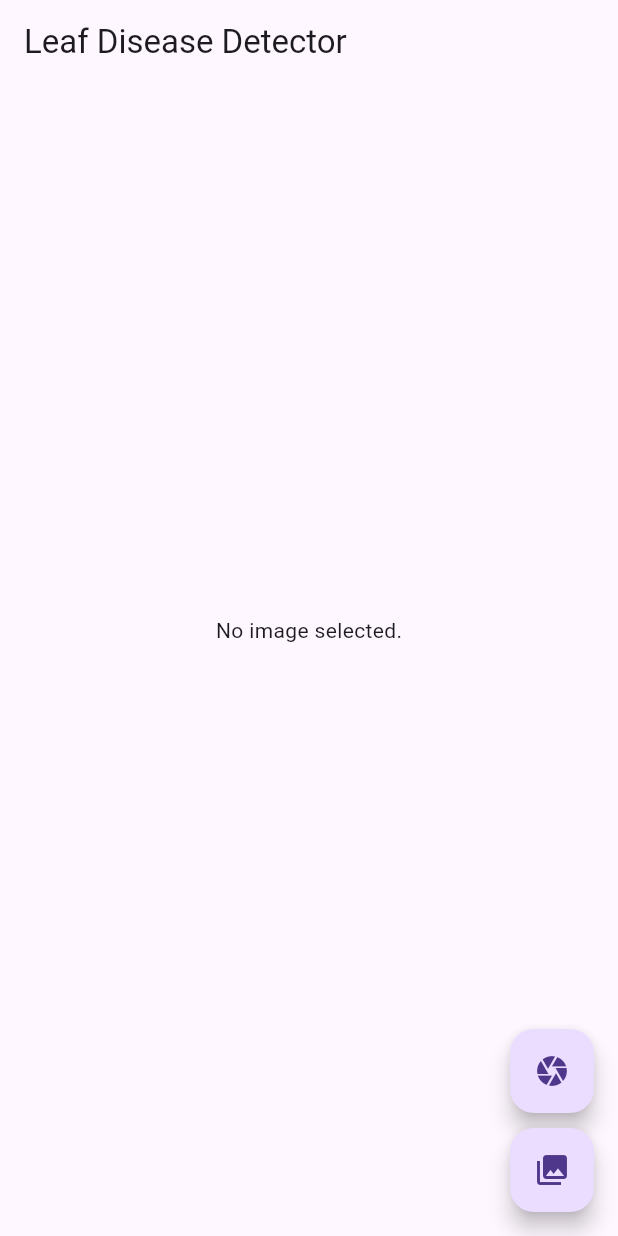
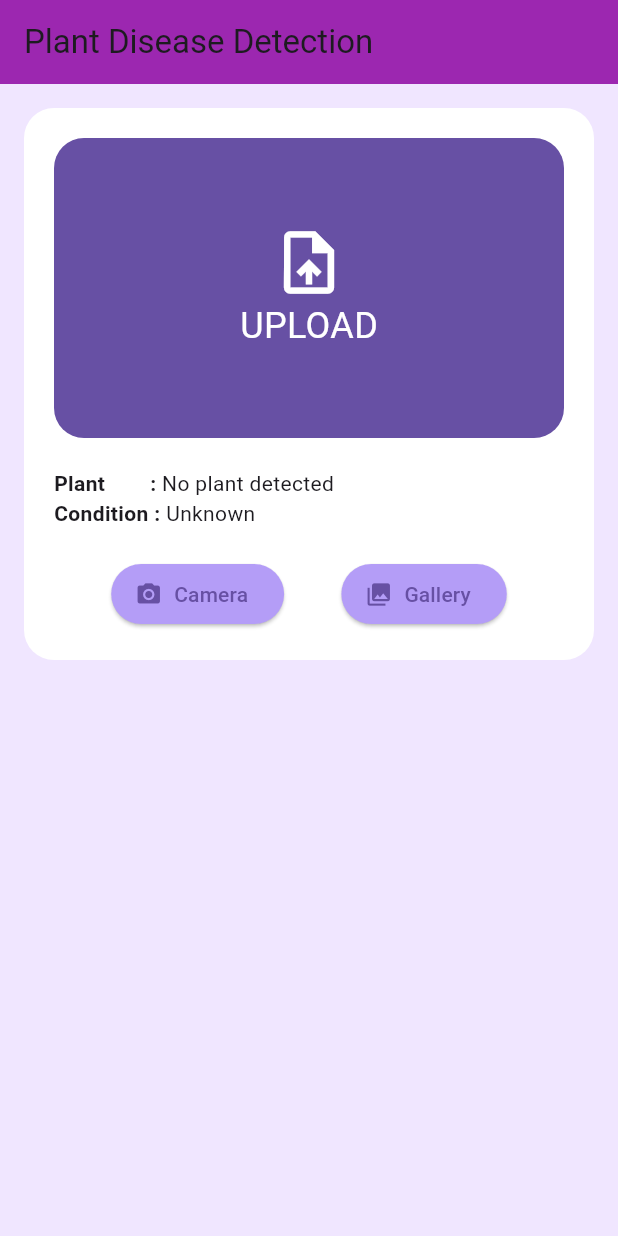
Before and after one commit to vargheesk/apple-leaf-disease-detection, a Flutter app: the screen it shows after launch, on a phone screen of 412 x 824 dp. Run offline on Flutter 3.47's test engine with Material 3 defaults, Android fonts, the phone set to English and light mode, and no system bars; our stand-ins replace flutter_gemini, image_picker; missing offline and left inert: tflite_flutter.

Commit message:
added gemini for finding cure and prevention

```diff
--- a/assets/labels.txt
+++ b/assets/labels.txt
@@ -1,4 +1,4 @@
-0 Apple___Apple_scab
-1 Apple___Black_rot
-2 Apple___Cedar_apple_rust
-3 Apple___healthy
+0 Apple-Apple_scab
+1 Apple-Black_rot
+2 Apple-Cedar_apple_rust
+3 Apple-healthy
--- a/lib/main.dart
+++ b/lib/main.dart
@@ -1,37 +1,45 @@
-// main.dart
 import 'package:flutter/material.dart';
 import 'package:image_picker/image_picker.dart';
 import 'package:tflite_flutter/tflite_flutter.dart';
 import 'package:image/image.dart' as img;
+import 'package:flutter_gemini/flutter_gemini.dart';
 import 'dart:io';
 
 void main() {
-  runApp(MyApp());
+  // Initialize Gemini before running the app
+  Gemini.init(apiKey: "AIzaSyBRNcb_e0MSUfPin7l5I77lUMDA8UFaGUU");
+  runApp(const MyApp());
 }
 
 class MyApp extends StatelessWidget {
+  const MyApp({super.key});
+
   @override
   Widget build(BuildContext context) {
     return MaterialApp(
-      title: 'Leaf Disease Detector',
+      title: 'Plant Disease Detector',
       theme: ThemeData(
-        primarySwatch: Colors.green,
-        visualDensity: VisualDensity.adaptivePlatformDensity,
+        primarySwatch: Colors.purple,
+        scaffoldBackgroundColor: const Color(0xFFF0E6FF),
       ),
-      home: HomePage(),
+      home: const HomePage(),
     );
   }
 }
 
 class HomePage extends StatefulWidget {
+  const HomePage({super.key});
+
   @override
   _HomePageState createState() => _HomePageState();
 }
 
 class _HomePageState extends State<HomePage> {
-  bool _loading = true;
+  final Gemini _gemini = Gemini.instance; // Access Gemini instance directly
   File? _image;
   String? _result;
+  String _prevention = '';
+  String _cure = '';
   final _imagePicker = ImagePicker();
   late Interpreter _interpreter;
   List<String> _labels = [];
@@ -39,7 +47,6 @@ class _HomePageState extends State<HomePage> {
   @override
   void initState() {
     super.initState();
-    _loading = true;
     loadModel();
   }
 
@@ -51,7 +58,6 @@ class _HomePageState extends State<HomePage> {
 
   Future<void> loadModel() async {
     try {
-      // Load labels
       String labelsData =
           await DefaultAssetBundle.of(context).loadString('assets/labels.txt');
       _labels = labelsData
@@ -59,27 +65,54 @@ class _HomePageState extends State<HomePage> {
           .map((e) => e.split(' ').sublist(1).join(' '))
           .toList();
 
-      // Load model
       _interpreter = await Interpreter.fromAsset('assets/model.tflite');
 
+      setState(() {});
+    } catch (e) {
+      // ignore: avoid_print
+      print('Error loading model: $e');
+    }
+  }
+
+  Future<void> getPreventionAndCure(String disease) async {
+    try {
+      // Get prevention information
+      // ignore: deprecated_member_use
+      var preventionResponse = await _gemini.text(
+        '''Given the plant disease "$disease", provide prevention methods in 3-4 concise bullet points.
+        Keep the response short and practical.''',
+      );
+
+      // Get cure information
+      // ignore: deprecated_member_use
+      var cureResponse = await _gemini.text(
+        '''Given the plant disease "$disease", provide treatment/cure methods in 3-4 concise bullet points.
+        Keep the response short and practical.''',
+      );
+
       setState(() {
-        _loading = false;
+        _prevention = preventionResponse?.output ??
+            'Unable to get prevention information';
+        _cure = cureResponse?.output ?? 'Unable to get cure information';
       });
     } catch (e) {
+      // ignore: avoid_print
       print('Error loading model: $e');
+      // setState(() {
+      //   _prevention = 'Error fetching prevention information';
+      //   _cure = 'Error fetching cure information';
+      // });
     }
   }
 
   Future<void> classifyImage(File image) async {
     try {
-      // Decode and resize image
       img.Image? imageInput = img.decodeImage(image.readAsBytesSync());
       if (imageInput == null) return;
 
       img.Image resizedImg =
           img.copyResize(imageInput, width: 224, height: 224);
 
-      // Convert image to float32 array
       var inputArray = List.generate(
         224,
         (y) => List.generate(
@@ -95,11 +128,9 @@ class _HomePageState extends State<HomePage> {
         ),
       );
 
-      // Run inference
       var outputArray = List.filled(4, 0.0).reshape([1, 4]);
       _interpreter.run([inputArray], outputArray);
 
-      // Get prediction
       var maxIndex = 0;
       var maxValue = outputArray[0][0];
       for (var i = 1; i < outputArray[0].length; i++) {
@@ -111,12 +142,14 @@ class _HomePageState extends State<HomePage> {
 
       setState(() {
         _result = _labels[maxIndex];
-        _loading = false;
       });
+
+      // Get prevention and cure information after disease detection
+      await getPreventionAndCure(_result!);
     } catch (e) {
+      // ignore: avoid_print
       print('Error classifying image: $e');
       setState(() {
-        _loading = false;
         _result = 'Error classifying image';
       });
     }
@@ -128,16 +161,16 @@ class _HomePageState extends State<HomePage> {
       if (image == null) return;
 
       setState(() {
-        _loading = true;
         _image = File(image.path);
+        _prevention = '';
+        _cure = '';
       });
 
       await classifyImage(_image!);
     } catch (e) {
+      // ignore: avoid_print
       print("Error picking image: $e");
-      setState(() {
-        _loading = false;
-      });
+      setState(() {});
     }
   }
 
@@ -145,51 +178,147 @@ class _HomePageState extends State<HomePage> {
   Widget build(BuildContext context) {
     return Scaffold(
       appBar: AppBar(
-        title: const Text('Leaf Disease Detector'),
+        title: const Text('Plant Disease Detection'),
+        backgroundColor: Colors.purple,
       ),
-      body: _loading
-          ? Container(
-              alignment: Alignment.center,
-              child: const CircularProgressIndicator(),
-            )
-          : Container(
-              width: double.infinity,
+      body: SingleChildScrollView(
+        child: Padding(
+          padding: const EdgeInsets.all(16.0),
           child: Column(
-                crossAxisAlignment: CrossAxisAlignment.center,
+            children: [
+              Container(
+                decoration: BoxDecoration(
+                  color: Colors.white,
+                  borderRadius: BorderRadius.circular(20),
+                ),
+                padding: const EdgeInsets.all(20),
+                child: Column(
+                  children: [
+                    if (_image == null)
+                      Container(
+                        height: 200,
+                        decoration: BoxDecoration(
+                          color: const Color(0xFF6750A4),
+                          borderRadius: BorderRadius.circular(20),
+                        ),
+                        child: const Center(
+                          child: Column(
                             mainAxisAlignment: MainAxisAlignment.center,
                             children: [
-                  _image == null
-                      ? const Text('No image selected.')
-                      : Image.file(_image!, height: 300, fit: BoxFit.cover),
-                  SizedBox(height: 20),
-                  _result != null
-                      ? Text(
-                          'Disease: $_result',
+                              Icon(
+                                Icons.upload_file,
+                                color: Colors.white,
+                                size: 50,
+                              ),
+                              Text(
+                                'UPLOAD',
                                 style: TextStyle(
-                            fontSize: 20,
-                            fontWeight: FontWeight.bold,
+                                  color: Colors.white,
+                                  fontSize: 24,
                                 ),
-                        )
-                      : Container(),
-                  SizedBox(height: 20),
+                              ),
                             ],
                           ),
                         ),
-      floatingActionButton: Column(
-        mainAxisAlignment: MainAxisAlignment.end,
+                      )
+                    else
+                      Image.file(_image!, height: 200, fit: BoxFit.cover),
+                    const SizedBox(height: 20),
+                    Row(
                       children: [
-          FloatingActionButton(
+                        const Text(
+                          'Plant        : ',
+                          style: TextStyle(fontWeight: FontWeight.bold),
+                        ),
+                        Text(_result?.split('-')[0] ?? 'No plant detected'),
+                      ],
+                    ),
+                    Row(
+                      children: [
+                        const Text(
+                          'Condition : ',
+                          style: TextStyle(fontWeight: FontWeight.bold),
+                        ),
+                        Text(_result?.split('-')[1].replaceAll('_', ' ') ??
+                            'Unknown'),
+                      ],
+                    ),
+                    const SizedBox(height: 20),
+                    Row(
+                      mainAxisAlignment: MainAxisAlignment.spaceEvenly,
+                      children: [
+                        ElevatedButton.icon(
+                          icon: const Icon(Icons.camera_alt),
+                          label: const Text('Camera'),
                           onPressed: () => pickImage(ImageSource.camera),
-            tooltip: 'Take Photo',
-            child: Icon(Icons.camera),
+                          style: ElevatedButton.styleFrom(
+                            backgroundColor:
+                                const Color.fromARGB(255, 180, 157, 247),
                           ),
-          SizedBox(height: 10),
-          FloatingActionButton(
+                        ),
+                        ElevatedButton.icon(
+                          icon: const Icon(Icons.photo_library),
+                          label: const Text('Gallery'),
                           onPressed: () => pickImage(ImageSource.gallery),
-            tooltip: 'Pick from Gallery',
-            child: Icon(Icons.photo_library),
+                          style: ElevatedButton.styleFrom(
+                            backgroundColor:
+                                const Color.fromARGB(255, 180, 157, 247),
+                          ),
                         ),
                       ],
+                    ),
+                  ],
+                ),
+              ),
+              if (_result != null) ...[
+                const SizedBox(height: 20),
+                Container(
+                  decoration: BoxDecoration(
+                    color: const Color(0xFFE8DEF8),
+                    borderRadius: BorderRadius.circular(20),
+                  ),
+                  padding: const EdgeInsets.all(20),
+                  child: Column(
+                    crossAxisAlignment: CrossAxisAlignment.start,
+                    children: [
+                      const Text(
+                        'Prevention:',
+                        style: TextStyle(
+                          fontSize: 18,
+                          fontWeight: FontWeight.bold,
+                        ),
+                      ),
+                      const SizedBox(height: 10),
+                      Text(_prevention),
+                    ],
+                  ),
+                ),
+                const SizedBox(height: 20),
+                Container(
+                  decoration: BoxDecoration(
+                    color: const Color(0xFFE8DEF8),
+                    borderRadius: BorderRadius.circular(20),
+                  ),
+                  padding: const EdgeInsets.all(20),
+                  child: Column(
+                    crossAxisAlignment: CrossAxisAlignment.start,
+                    children: [
+                      const Text(
+                        'Cure:',
+                        style: TextStyle(
+                          fontSize: 18,
+                          fontWeight: FontWeight.bold,
+                        ),
+                      ),
+                      const SizedBox(height: 10),
+                      Text(_cure),
+                    ],
+                  ),
+                ),
+              ],
+            ],
+          ),
+        ),
       ),
     );
   }
--- a/pubspec.yaml
+++ b/pubspec.yaml
@@ -38,6 +38,8 @@ dependencies:
   tflite_flutter: ^0.10.4
   image_picker: ^1.0.7
   image: ^4.1.7
+  flutter_gemini: ^3.0.0
+
 
 
 dev_dependencies:
```
Also changed, not shown: pubspec.lock. Lines whose indentation alone changed are shown as unchanged.
